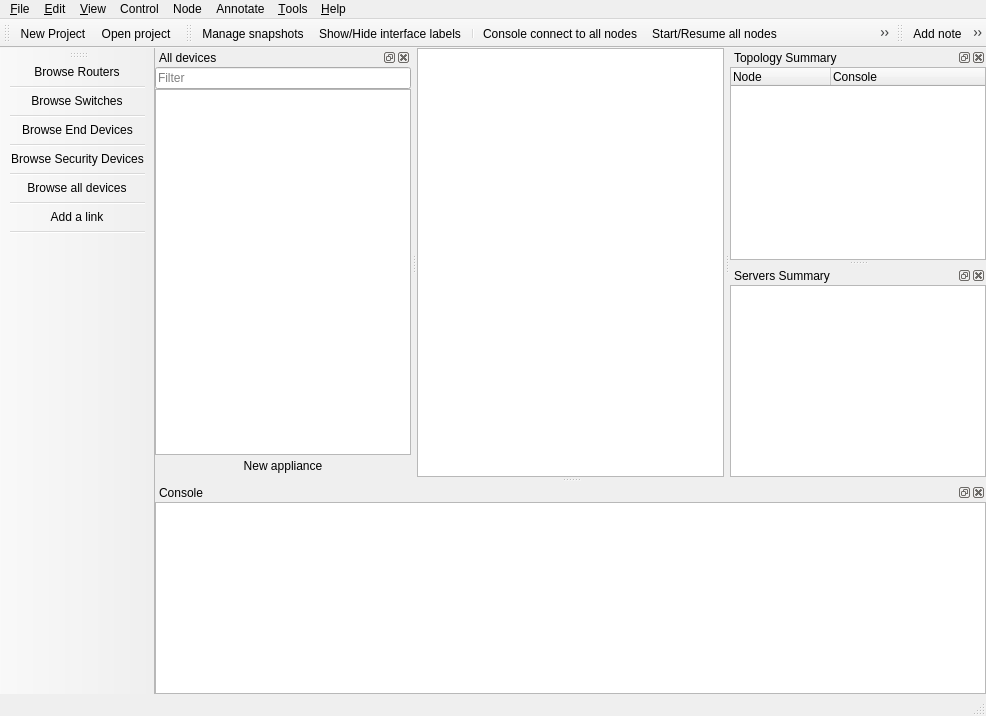
Qt form gns3/ui/main_window.ui (GNS3/gns3-gui) before a commit.
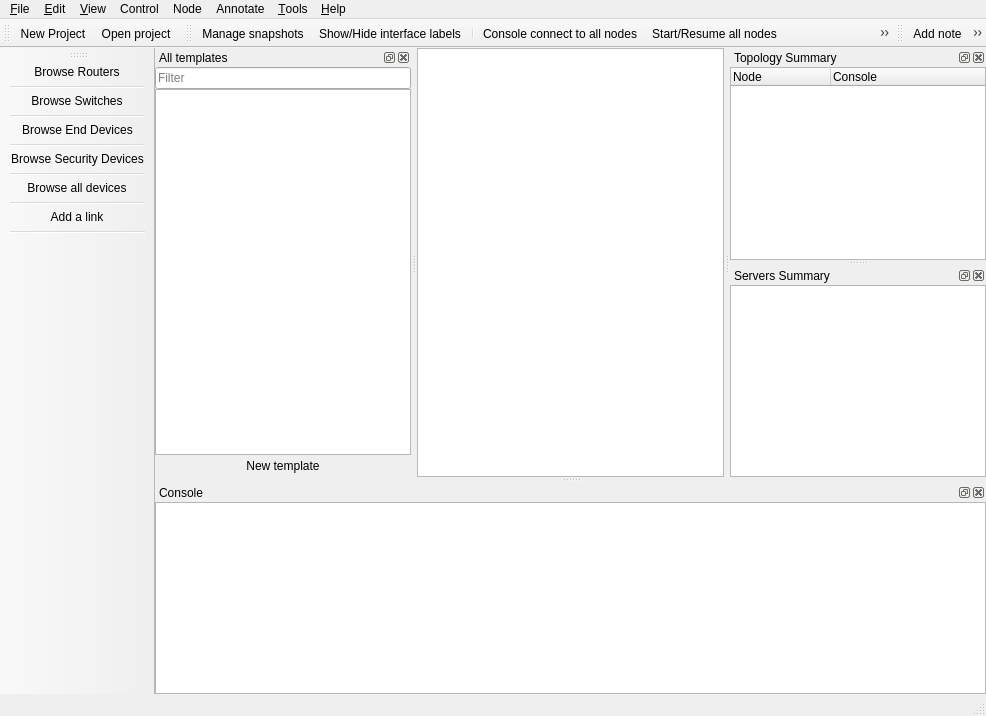
The same form after that commit. Icons and pictures are not drawn. Custom widgets are drawn as their Qt base class.

Commit message: Use "template" to name what we use to create new nodes.

Diff of the .ui file:
```diff
--- a/gns3/ui/main_window.ui
+++ b/gns3/ui/main_window.ui
@@ -218,7 +218,7 @@
     <set>Qt::LeftDockWidgetArea|Qt::RightDockWidgetArea</set>
    </property>
    <property name="windowTitle">
-    <string>All devices</string>
+    <string>All templates</string>
    </property>
    <attribute name="dockWidgetArea">
     <number>1</number>
@@ -274,7 +274,7 @@
      <item>
       <widget class="QPushButton" name="uiNewAppliancePushButton">
        <property name="text">
-        <string>New appliance</string>
+        <string>New template</string>
        </property>
        <property name="icon">
         <iconset resource="../../resources/resources.qrc">
```
Left out of the diff: 2 changed lines with no effect on the pictures. The commit also changes 91 other files.
